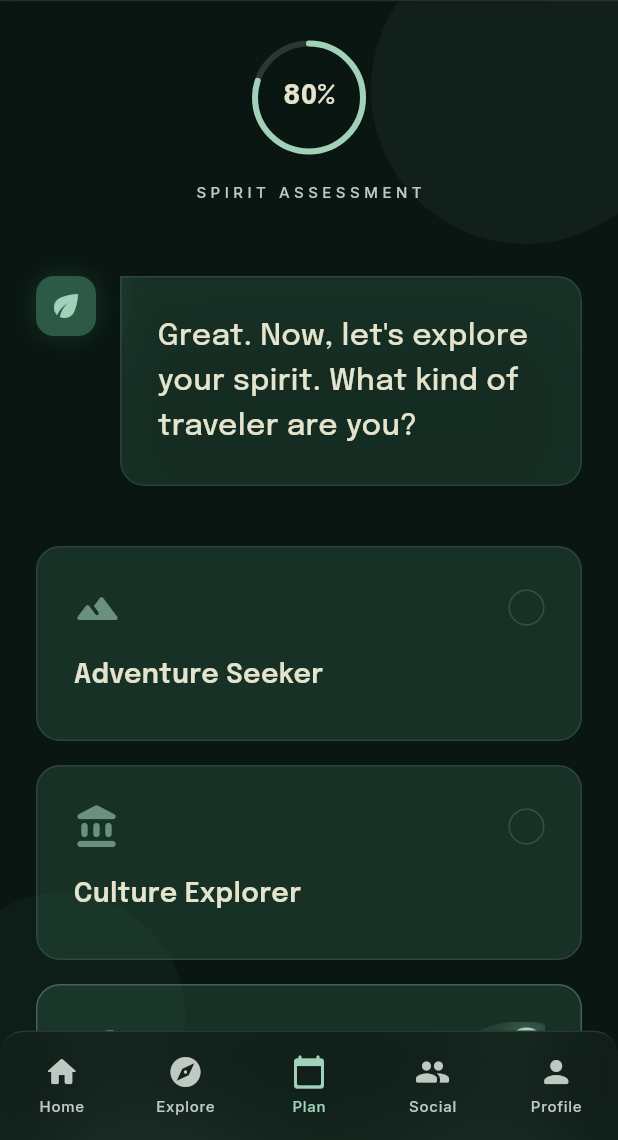
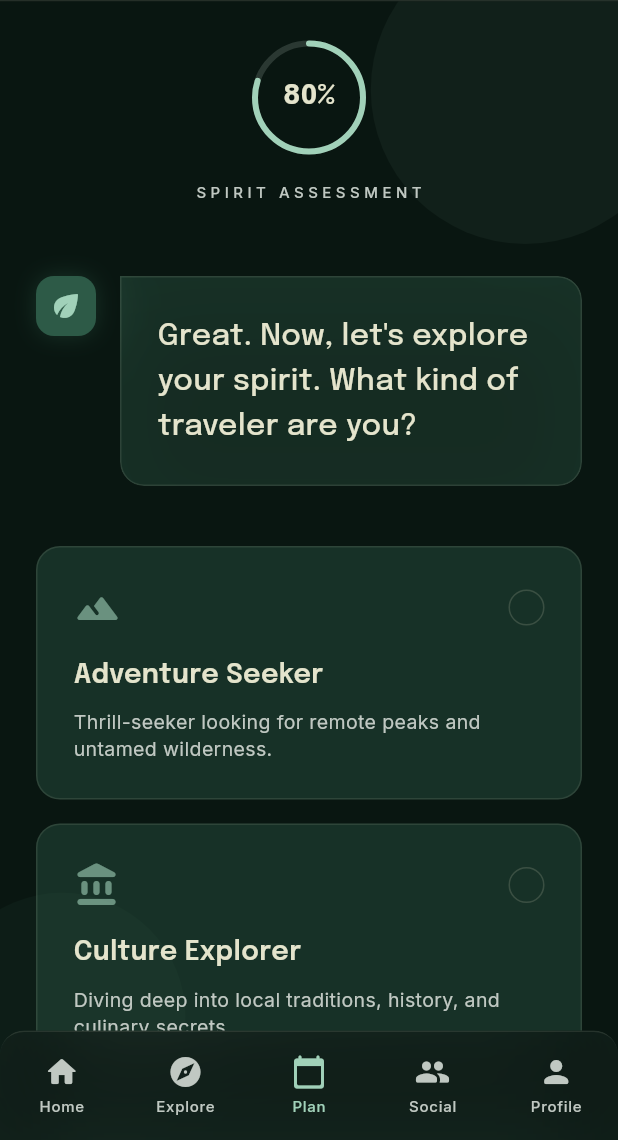
Before and after one commit to abhisheklearning2025/wanderlust, a Flutter app: the AssessmentScreen screen opened directly, on a phone screen of 412 x 824 dp, the part 96-1236 px from its top. Run offline on Flutter 3.47's test engine with Material 3 defaults, Android fonts, the phone set to English and light mode, and no system bars; drawn by our look-alikes of cached_network_image, flutter_animate; our stand-ins replace google_fonts; network calls fail.

Commit message:
Fix overflow issues on assessment, dashboard, and detail screens
- Assessment options: replaced fixed-height grid with Column layout
- Dashboard quick actions: reduced aspect ratio and wrapped labels
  in FittedBox to handle long text like "TRANSLATE"
- Destination detail highlights: reduced aspect ratio to prevent
  overflow on weather/budget/flight/rating cards

Co-Authored-By: Claude Opus 4.6 (1M context) <noreply@anthropic.com>

```diff
--- a/lib/screens/assessment/assessment_screen.dart
+++ b/lib/screens/assessment/assessment_screen.dart
@@ -266,26 +266,15 @@ class _AssessmentScreenState extends State<AssessmentScreen> {
   }
 
   Widget _buildOptionsGrid() {
-    return LayoutBuilder(
-      builder: (context, constraints) {
-        final crossAxisCount = constraints.maxWidth > 500 ? 2 : 1;
-        return GridView.builder(
-          shrinkWrap: true,
-          physics: const NeverScrollableScrollPhysics(),
-          gridDelegate: SliverGridDelegateWithFixedCrossAxisCount(
-            crossAxisCount: crossAxisCount,
-            mainAxisSpacing: 16,
-            crossAxisSpacing: 16,
-            childAspectRatio: crossAxisCount == 2 ? 1.2 : 2.8,
-          ),
-          itemCount: _options.length,
-          itemBuilder: (context, index) {
-            final option = _options[index];
+    return Column(
+      children: _options.asMap().entries.map((e) {
+        final option = e.value;
         final isSelected = _selected == option.id;
-            return _buildOptionCard(option, isSelected, index);
-          },
+        return Padding(
+          padding: const EdgeInsets.only(bottom: 16),
+          child: _buildOptionCard(option, isSelected, e.key),
         );
-      },
+      }).toList(),
     );
   }
 
@@ -360,8 +349,7 @@ class _AssessmentScreenState extends State<AssessmentScreen> {
                   ),
                 ),
                 const SizedBox(height: 8),
-                Flexible(
-                  child: Text(
+                Text(
                   option.description,
                   style: GoogleFonts.inter(
                     fontSize: 13,
@@ -369,7 +357,6 @@ class _AssessmentScreenState extends State<AssessmentScreen> {
                     color: isSelected
                         ? AppColors.onPrimaryContainer
                         : AppColors.onSurfaceVariant,
-                    ),
                   ),
                 ),
               ],
--- a/lib/screens/destination_detail/destination_detail_screen.dart
+++ b/lib/screens/destination_detail/destination_detail_screen.dart
@@ -215,7 +215,7 @@ class DestinationDetailScreen extends StatelessWidget {
                       crossAxisCount: 4,
                       mainAxisSpacing: 12,
                       crossAxisSpacing: 12,
-                      childAspectRatio: 0.85,
+                      childAspectRatio: 0.7,
                     ),
                     itemCount: highlights.length,
                     itemBuilder: (context, i) {
```
Also changed, not shown: lib/screens/dashboard/dashboard_screen.dart (+13 -10 lines). Lines whose indentation alone changed are shown as unchanged.
